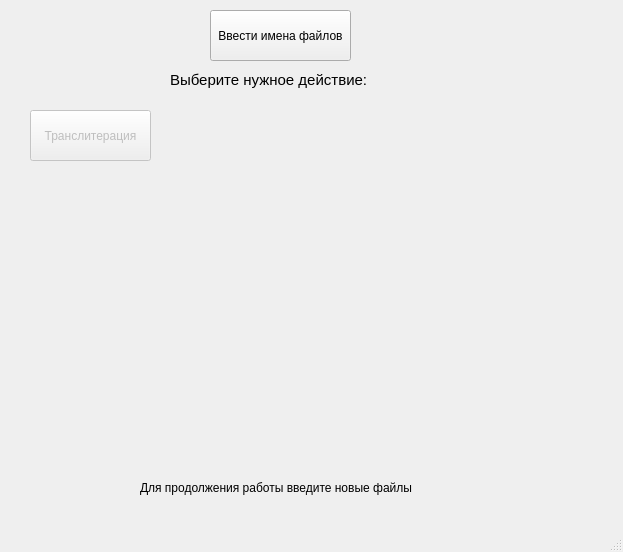
Above: filedialog.ui from GermanovaPolina/text_redactor before the change. Below: the same form after it.
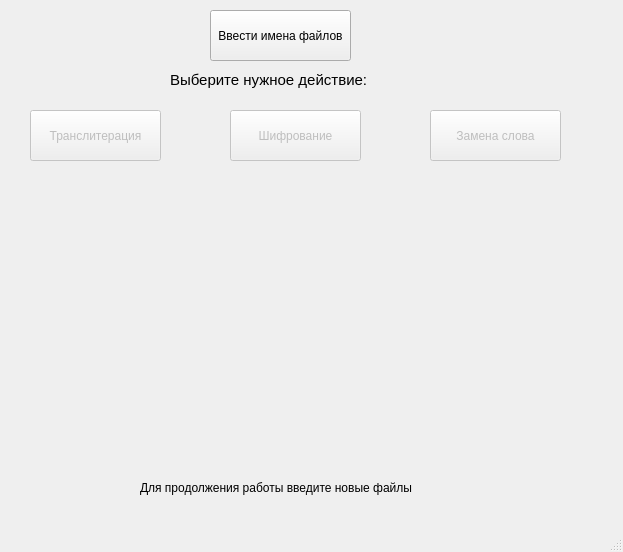
That is the form after the change.

Commit message: two new functions added

The edit to the form file:
```diff
--- a/filedialog.ui
+++ b/filedialog.ui
@@ -56,7 +56,7 @@
      <rect>
       <x>30</x>
       <y>110</y>
-      <width>121</width>
+      <width>131</width>
       <height>51</height>
      </rect>
     </property>
@@ -77,6 +77,38 @@
      <string>Для продолжения работы введите новые файлы</string>
     </property>
    </widget>
+   <widget class="QPushButton" name="cphr">
+    <property name="enabled">
+     <bool>false</bool>
+    </property>
+    <property name="geometry">
+     <rect>
+      <x>230</x>
+      <y>110</y>
+      <width>131</width>
+      <height>51</height>
+     </rect>
+    </property>
+    <property name="text">
+     <string>Шифрование</string>
+    </property>
+   </widget>
+   <widget class="QPushButton" name="chw">
+    <property name="enabled">
+     <bool>false</bool>
+    </property>
+    <property name="geometry">
+     <rect>
+      <x>430</x>
+      <y>110</y>
+      <width>131</width>
+      <height>51</height>
+     </rect>
+    </property>
+    <property name="text">
+     <string>Замена слова</string>
+    </property>
+   </widget>
   </widget>
   <widget class="QMenuBar" name="menubar">
    <property name="geometry">
```
The commit also changes 1 other file.
